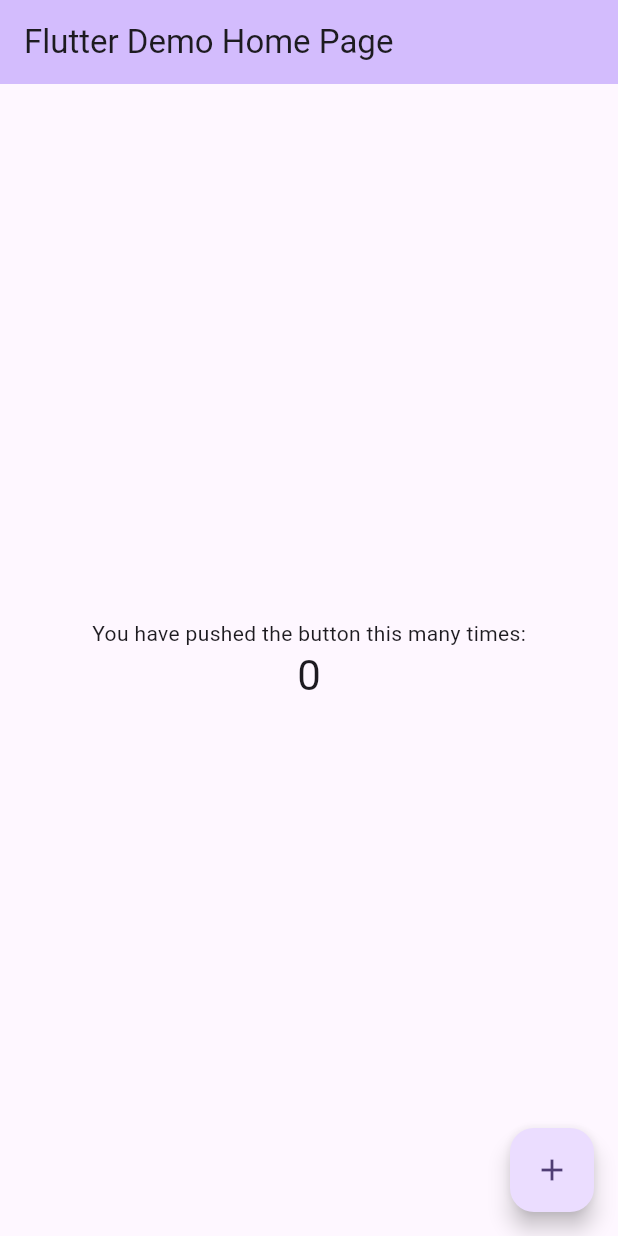
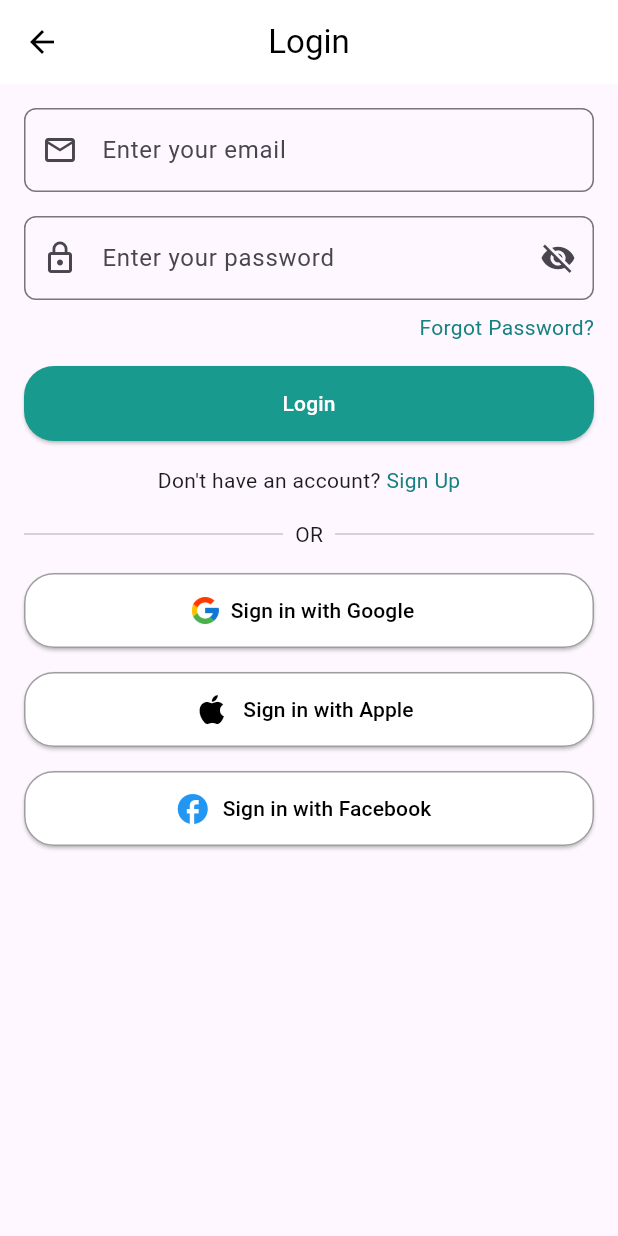
Before and after one commit to Arnab1056/appointnow, a Flutter app: the screen it shows after launch, on a phone screen of 412 x 824 dp. Run offline on Flutter 3.47's test engine with Material 3 defaults, Android fonts, the light colour scheme and no system bars.

Commit message:
Create LoginPage

```diff
--- /dev/null
+++ b/lib/Pages/auth/login.dart
@@ -0,0 +1,166 @@
+import 'package:flutter/material.dart';
+import '../controllers/auth_controller.dart';
+
+class LoginPage extends StatefulWidget {
+  @override
+  _LoginPageState createState() => _LoginPageState();
+}
+
+class _LoginPageState extends State<LoginPage> {
+  final AuthController _authController = AuthController();
+  final TextEditingController _emailController = TextEditingController();
+  final TextEditingController _passwordController = TextEditingController();
+
+  @override
+  Widget build(BuildContext context) {
+    return Scaffold(
+      appBar: AppBar(
+        title: Text('Login', style: TextStyle(color: Colors.black)),
+        centerTitle: true,
+        backgroundColor: Colors.white,
+        elevation: 0,
+        leading: IconButton(
+          icon: Icon(Icons.arrow_back, color: Colors.black),
+          onPressed: () {
+            Navigator.pop(context);
+          },
+        ),
+      ),
+      body: Padding(
+        padding: const EdgeInsets.all(16.0),
+        child: Column(
+          crossAxisAlignment: CrossAxisAlignment.stretch,
+          children: [
+            TextField(
+              controller: _emailController,
+              decoration: InputDecoration(
+                prefixIcon: Icon(Icons.email_outlined),
+                hintText: 'Enter your email',
+                border: OutlineInputBorder(
+                  borderRadius: BorderRadius.circular(8.0),
+                ),
+              ),
+            ),
+            SizedBox(height: 16),
+            TextField(
+              controller: _passwordController,
+              obscureText: true,
+              decoration: InputDecoration(
+                prefixIcon: Icon(Icons.lock_outline),
+                suffixIcon: Icon(Icons.visibility_off),
+                hintText: 'Enter your password',
+                border: OutlineInputBorder(
+                  borderRadius: BorderRadius.circular(8.0),
+                ),
+              ),
+            ),
+            SizedBox(height: 8),
+            Align(
+              alignment: Alignment.centerRight,
+              child: GestureDetector(
+                onTap: _authController.forgotPassword,
+                child: Text(
+                  'Forgot Password?',
+                  style: TextStyle(
+                    color: const Color.fromARGB(255, 22, 129, 129),
+                    // decoration: TextDecoration.underline,
+                  ),
+                ),
+              ),
+            ),
+            SizedBox(height: 16),
+            ElevatedButton(
+              onPressed: () {
+                _authController.login(
+                  _emailController.text,
+                  _passwordController.text,
+                );
+              },
+              style: ElevatedButton.styleFrom(
+                backgroundColor: Color(0xFF199A8E),
+                shape: RoundedRectangleBorder(
+                  borderRadius: BorderRadius.circular(20.0),
+                ),
+                minimumSize: Size(double.infinity, 50),
+              ),
+              child: Text('Login', style: TextStyle(color: Colors.white)),
+            ),
+            SizedBox(height: 16),
+            Row(
+              mainAxisAlignment: MainAxisAlignment.center,
+              children: [
+                Text("Don't have an account? "),
+                GestureDetector(
+                  onTap: _authController.signUp,
+                  child: Text(
+                    'Sign Up',
+                    style: TextStyle(
+                      color: const Color.fromARGB(255, 22, 129, 129),
+                      // decoration: TextDecoration.underline,
+                    ),
+                  ),
+                ),
+              ],
+            ),
+            SizedBox(height: 16),
+            Row(
+              children: [
+                Expanded(child: Divider()),
+                Padding(
+                  padding: const EdgeInsets.symmetric(horizontal: 8.0),
+                  child: Text('OR'),
+                ),
+                Expanded(child: Divider()),
+              ],
+            ),
+            SizedBox(height: 16),
+            ElevatedButton.icon(
+              onPressed: _authController.signInWithGoogle,
+              icon: Image.asset('assets/google_icon.png', height: 18),
+              label: Text('Sign in with Google'),
+              style: ElevatedButton.styleFrom(
+                backgroundColor: Colors.white,
+                foregroundColor: Colors.black,
+                side: BorderSide(color: Colors.grey),
+                shape: RoundedRectangleBorder(
+                  borderRadius: BorderRadius.circular(20.0),
+                ),
+                minimumSize: Size(double.infinity, 50),
+              ),
+            ),
+            SizedBox(height: 16),
+            ElevatedButton.icon(
+              onPressed: _authController.signInWithApple,
+              icon: Icon(Icons.apple, color: Colors.black, size: 26),
+              label: Text('Sign in with Apple'),
+              style: ElevatedButton.styleFrom(
+                backgroundColor: Colors.white,
+                foregroundColor: Colors.black,
+                side: BorderSide(color: Colors.grey),
+                shape: RoundedRectangleBorder(
+                  borderRadius: BorderRadius.circular(20.0),
+                ),
+                minimumSize: Size(double.infinity, 50),
+              ),
+            ),
+            SizedBox(height: 16),
+            ElevatedButton.icon(
+              onPressed: _authController.signInWithFacebook,
+              icon: Icon(Icons.facebook, color: Colors.blue, size: 24),
+              label: Text('Sign in with Facebook'),
+              style: ElevatedButton.styleFrom(
+                backgroundColor: Colors.white,
+                foregroundColor: Colors.black,
+                side: BorderSide(color: Colors.grey),
+                shape: RoundedRectangleBorder(
+                  borderRadius: BorderRadius.circular(20.0),
+                ),
+                minimumSize: Size(double.infinity, 50),
+              ),
+            ),
+          ],
+        ),
+      ),
+    );
+  }
+}
--- /dev/null
+++ b/lib/Pages/controllers/auth_controller.dart
@@ -0,0 +1,33 @@
+import 'package:flutter/material.dart';
+
+class AuthController {
+  void login(String email, String password) {
+    // Implement login logic here
+    print('Logging in with email: $email and password: $password');
+  }
+
+  void signUp() {
+    // Implement sign-up logic here
+    print('Navigating to sign-up page');
+  }
+
+  void signInWithGoogle() {
+    // Implement Google sign-in logic here
+    print('Signing in with Google');
+  }
+
+  void signInWithApple() {
+    // Implement Apple sign-in logic here
+    print('Signing in with Apple');
+  }
+
+  void signInWithFacebook() {
+    // Implement Facebook sign-in logic here
+    print('Signing in with Facebook');
+  }
+
+  void forgotPassword() {
+    // Implement forgot password logic here
+    print('Navigating to forgot password page');
+  }
+}
--- a/lib/main.dart
+++ b/lib/main.dart
@@ -1,3 +1,4 @@
+import 'package:appointnow/Pages/Auth/login.dart';
 import 'package:flutter/material.dart';
 
 void main() {
@@ -7,119 +8,11 @@
 class MyApp extends StatelessWidget {
   const MyApp({super.key});
 
-  // This widget is the root of your application.
   @override
   Widget build(BuildContext context) {
     return MaterialApp(
-      title: 'Flutter Demo',
-      theme: ThemeData(
-        // This is the theme of your application.
-        //
-        // TRY THIS: Try running your application with "flutter run". You'll see
-        // the application has a purple toolbar. Then, without quitting the app,
-        // try changing the seedColor in the colorScheme below to Colors.green
-        // and then invoke "hot reload" (save your changes or press the "hot
-        // reload" button in a Flutter-supported IDE, or press "r" if you used
-        // the command line to start the app).
-        //
-        // Notice that the counter didn't reset back to zero; the application
-        // state is not lost during the reload. To reset the state, use hot
-        // restart instead.
-        //
-        // This works for code too, not just values: Most code changes can be
-        // tested with just a hot reload.
-        colorScheme: ColorScheme.fromSeed(seedColor: Colors.deepPurple),
-        useMaterial3: true,
-      ),
-      home: const MyHomePage(title: 'Flutter Demo Home Page'),
+      home: LoginPage(),
+      debugShowCheckedModeBanner: false,
     );
   }
 }
-
-class MyHomePage extends StatefulWidget {
-  const MyHomePage({super.key, required this.title});
-
-  // This widget is the home page of your application. It is stateful, meaning
-  // that it has a State object (defined below) that contains fields that affect
-  // how it looks.
-
-  // This class is the configuration for the state. It holds the values (in this
-  // case the title) provided by the parent (in this case the App widget) and
-  // used by the build method of the State. Fields in a Widget subclass are
-  // always marked "final".
-
-  final String title;
-
-  @override
-  State<MyHomePage> createState() => _MyHomePageState();
-}
-
-class _MyHomePageState extends State<MyHomePage> {
-  int _counter = 0;
-
-  void _incrementCounter() {
-    setState(() {
-      // This call to setState tells the Flutter framework that something has
-      // changed in this State, which causes it to rerun the build method below
-      // so that the display can reflect the updated values. If we changed
-      // _counter without calling setState(), then the build method would not be
-      // called again, and so nothing would appear to happen.
-      _counter++;
-    });
-  }
-
-  @override
-  Widget build(BuildContext context) {
-    // This method is rerun every time setState is called, for instance as done
-    // by the _incrementCounter method above.
-    //
-    // The Flutter framework has been optimized to make rerunning build methods
-    // fast, so that you can just rebuild anything that needs updating rather
-    // than having to individually change instances of widgets.
-    return Scaffold(
-      appBar: AppBar(
-        // TRY THIS: Try changing the color here to a specific color (to
-        // Colors.amber, perhaps?) and trigger a hot reload to see the AppBar
-        // change color while the other colors stay the same.
-        backgroundColor: Theme.of(context).colorScheme.inversePrimary,
-        // Here we take the value from the MyHomePage object that was created by
-        // the App.build method, and use it to set our appbar title.
-        title: Text(widget.title),
-      ),
-      body: Center(
-        // Center is a layout widget. It takes a single child and positions it
-        // in the middle of the parent.
-        child: Column(
-          // Column is also a layout widget. It takes a list of children and
-          // arranges them vertically. By default, it sizes itself to fit its
-          // children horizontally, and tries to be as tall as its parent.
-          //
-          // Column has various properties to control how it sizes itself and
-          // how it positions its children. Here we use mainAxisAlignment to
-          // center the children vertically; the main axis here is the vertical
-          // axis because Columns are vertical (the cross axis would be
-          // horizontal).
-          //
-          // TRY THIS: Invoke "debug painting" (choose the "Toggle Debug Paint"
-          // action in the IDE, or press "p" in the console), to see the
-          // wireframe for each widget.
-          mainAxisAlignment: MainAxisAlignment.center,
-          children: <Widget>[
-            const Text(
-              'You have pushed the button this many times:',
-            ),
-            Text(
-              '$_counter',
-              style: Theme.of(context).textTheme.headlineMedium,
-            ),
-          ],
-        ),
-      ),
-      floatingActionButton: FloatingActionButton(
-        onPressed: _incrementCounter,
-        tooltip: 'Increment',
-        child: const Icon(Icons.add),
-      ), // This trailing comma makes auto-formatting nicer for build methods.
-    );
-  }
-}
```
Also changed, not shown: pubspec.yaml (+4 -3 lines), assets/google_icon.png (added), lib/Pages/auth/register.dart (added), pubspec.lock.
